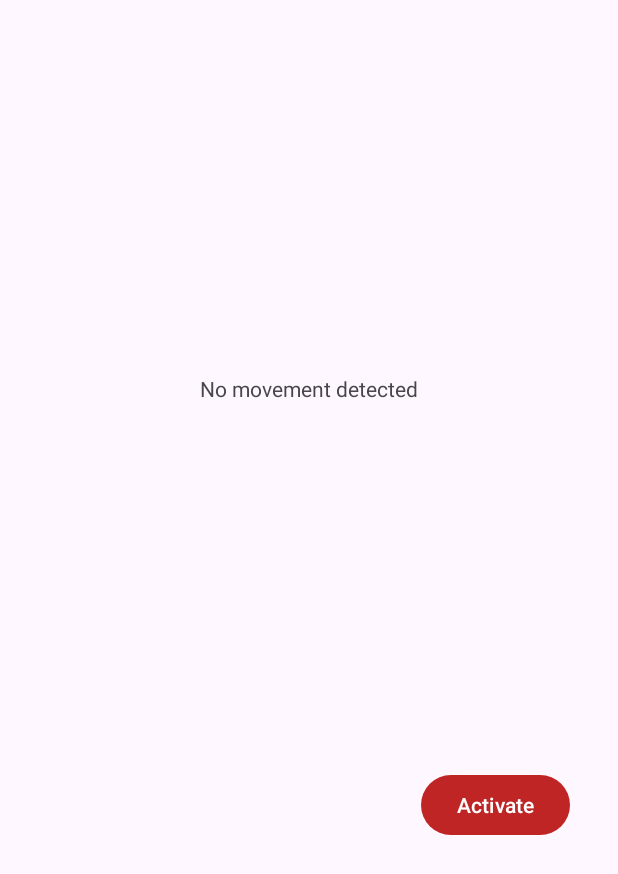
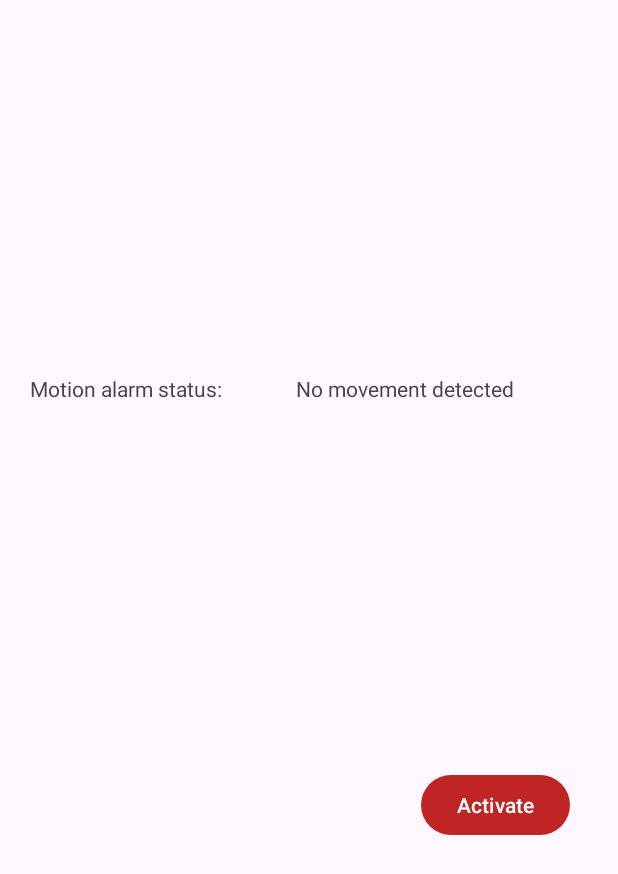
Before and after one commit to neliudochka/antichild, an Android app: the ToolsFragment screen opened directly, with no data from a screen before it, after a tap on "Motion Alarm", on a phone screen of 412 x 824 dp. Shown: the top 874 px of the screen. Run offline under Robolectric (Android 15) with nearby library versions, the phone set to English and light mode, and no system bars; our stand-ins replace Firebase (no records; nobody signed in at launch, a user with empty details on screens opened directly).

Commit message:
Add ui for parent users.

```diff
--- a/app/src/main/java/com/example/antichild/ParentMotionDetectionFragment.kt
+++ b/app/src/main/java/com/example/antichild/ParentMotionDetectionFragment.kt
@@ -1,59 +1,69 @@
 package com.example.antichild
 
 import android.os.Bundle
-import androidx.fragment.app.Fragment
 import android.view.LayoutInflater
 import android.view.View
 import android.view.ViewGroup
+import android.widget.Toast
+import androidx.fragment.app.Fragment
+import com.example.antichild.databinding.FragmentParentMotionDetectionBinding
+import com.example.antichild.utils.SharedPreferencesHelper
+import kotlin.properties.Delegates
 
-// TODO: Rename parameter arguments, choose names that match
-// the fragment initialization parameters, e.g. ARG_ITEM_NUMBER
-private const val ARG_PARAM1 = "param1"
-private const val ARG_PARAM2 = "param2"
+class ParentMotionDetectionFragment : Fragment() {
+    private lateinit var binding: FragmentParentMotionDetectionBinding
+    override fun onCreateView(
+        inflater: LayoutInflater, container: ViewGroup?,
+        savedInstanceState: Bundle?
+    ): View {
+        binding = FragmentParentMotionDetectionBinding.inflate(inflater, container, false)
 
-/**
- * A simple [Fragment] subclass.
- * Use the [ParentMotionDetectionFragment.newInstance] factory method to
- * create an instance of this fragment.
- */
-class ParentMotionDetectionFragment : Fragment() {
-    // TODO: Rename and change types of parameters
-    private var param1: String? = null
-    private var param2: String? = null
+        setButtonListeners()
 
-    override fun onCreate(savedInstanceState: Bundle?) {
-        super.onCreate(savedInstanceState)
-        arguments?.let {
-            param1 = it.getString(ARG_PARAM1)
-            param2 = it.getString(ARG_PARAM2)
+        return binding.root
+    }
+
+    //ui
+    private var isActivated = false
+    private var red by Delegates.notNull<Int>()
+
+    private fun setButtonListeners() {
+        red = requireContext().getColor(R.color.red)
+
+        binding.motionAlarmActivationButton.setBackgroundColor(red)
+        binding.motionAlarmActivationButton.setOnClickListener {
+            switchActivateStopButtons()
+        }
+
+        binding.stop.setBackgroundColor(red)
+        binding.stop.setOnClickListener{
+            if (binding.passwordEditText.text.toString() == SharedPreferencesHelper.getUserData().parentAccessPassword) {
+                binding.movementDetectionTextview.text = resources.getText(R.string.no_movement_detected)
+                switchActivateStopButtons()
+            } else {
+                Toast.makeText(context, "Wrong password", Toast.LENGTH_SHORT).show()
+            }
         }
     }
 
-    override fun onCreateView(
-        inflater: LayoutInflater, container: ViewGroup?,
-        savedInstanceState: Bundle?
-    ): View? {
-        // Inflate the layout for this fragment
-        return inflater.inflate(R.layout.fragment_parent_motion_detection, container, false)
+    private fun switchActivateStopButtons() {
+        if(isActivated) {
+            //вимкнути аларм на телефоні чайлда
+            isActivated = false
+            binding.motionAlarmActivationButton.visibility = View.VISIBLE
+            binding.stop.visibility = View.INVISIBLE
+            binding.passwordEditText.visibility = View.INVISIBLE
+        } else {
+            //ввімкнути аларм на телефоні чайлда
+            isActivated = true
+            binding.motionAlarmActivationButton.visibility = View.INVISIBLE
+            binding.stop.visibility = View.VISIBLE
+            binding.passwordEditText.visibility = View.VISIBLE
+        }
     }
 
     companion object {
-        /**
-         * Use this factory method to create a new instance of
-         * this fragment using the provided parameters.
-         *
-         * @param param1 Parameter 1.
-         * @param param2 Parameter 2.
-         * @return A new instance of fragment ParentMotionDetectionFragment.
-         */
-        // TODO: Rename and change types and number of parameters
-        @JvmStatic
-        fun newInstance(param1: String, param2: String) =
-            ParentMotionDetectionFragment().apply {
-                arguments = Bundle().apply {
-                    putString(ARG_PARAM1, param1)
-                    putString(ARG_PARAM2, param2)
-                }
-            }
-    }
+            @JvmStatic
+            fun newInstance() = ParentMotionDetectionFragment()
+        }
 }
--- a/app/src/main/java/com/example/antichild/ToolsFragment.kt
+++ b/app/src/main/java/com/example/antichild/ToolsFragment.kt
@@ -8,6 +8,7 @@ import android.view.View
 import android.view.ViewGroup
 import com.example.antichild.auth.LaunchFragment
 import com.example.antichild.databinding.FragmentToolsBinding
+import com.example.antichild.models.Parent
 import com.example.antichild.utils.SharedPreferencesHelper
 import com.google.firebase.Firebase
 import com.google.firebase.auth.FirebaseAuth
@@ -37,12 +38,23 @@ class ToolsFragment : Fragment() {
         binding.helloText.text = "hello " + userdata.username + "! role: " + userdata.role
     }
     private fun setButtonListeners() {
+        val userdata = SharedPreferencesHelper.getUserData()
+        if (userdata.role == "child") {
             binding.motionAlarmButton.setOnClickListener {
                 parentFragmentManager
                     .beginTransaction()
                     .replace(R.id.fragment_container, MotionDetectionFragment.newInstance())
                     .addToBackStack(null)
                     .commit()
+            }
+        } else {
+            binding.motionAlarmButton.setOnClickListener {
+                parentFragmentManager
+                    .beginTransaction()
+                    .replace(R.id.fragment_container, ParentMotionDetectionFragment.newInstance())
+                    .addToBackStack(null)
+                    .commit()
+            }
         }
 
         binding.logout.setOnClickListener {
--- a/app/src/main/res/layout/fragment_parent_motion_detection.xml
+++ b/app/src/main/res/layout/fragment_parent_motion_detection.xml
@@ -1,14 +1,67 @@
 <?xml version="1.0" encoding="utf-8"?>
-<FrameLayout xmlns:android="http://schemas.android.com/apk/res/android"
+<androidx.constraintlayout.widget.ConstraintLayout xmlns:android="http://schemas.android.com/apk/res/android"
+    xmlns:app="http://schemas.android.com/apk/res-auto"
     xmlns:tools="http://schemas.android.com/tools"
+    android:id="@+id/frameLayout"
     android:layout_width="match_parent"
     android:layout_height="match_parent"
     tools:context=".ParentMotionDetectionFragment">
 
-    <!-- TODO: Update blank fragment layout -->
     <TextView
-        android:layout_width="match_parent"
-        android:layout_height="match_parent"
-        android:text="@string/hello_blank_fragment" />
+        android:id="@+id/alarm_status_textview"
+        android:layout_width="wrap_content"
+        android:layout_height="wrap_content"
+        android:text="@string/motion_alarm_status"
+        app:layout_constraintBottom_toBottomOf="parent"
+        app:layout_constraintStart_toStartOf="parent"
+        app:layout_constraintTop_toTopOf="parent"
+        app:layout_constraintVertical_bias="0.3"/>
 
-</FrameLayout>
+    <TextView
+        android:id="@+id/movement_detection_textview"
+        android:layout_width="wrap_content"
+        android:layout_height="wrap_content"
+        android:text="@string/no_movement_detected"
+        app:layout_constraintStart_toEndOf="@+id/alarm_status_textview"
+        app:layout_constraintTop_toTopOf="@+id/alarm_status_textview"
+        app:layout_constraintEnd_toEndOf="parent"/>
+
+    <Button
+        android:id="@+id/motion_alarm_activation_button"
+        android:layout_width="wrap_content"
+        android:layout_height="wrap_content"
+        android:text="@string/activate_the_motion_alarm"
+        app:layout_constraintBottom_toBottomOf="parent"
+        app:layout_constraintStart_toEndOf="@+id/guideline"
+        app:layout_constraintTop_toBottomOf="@+id/movement_detection_textview"/>
+
+    <EditText
+        android:layout_width="0dp"
+        android:layout_height="wrap_content"
+        android:layout_marginHorizontal="10dp"
+        android:id="@+id/password_editText"
+        app:layout_constraintBottom_toBottomOf="parent"
+        app:layout_constraintStart_toStartOf="parent"
+        app:layout_constraintEnd_toStartOf="@+id/guideline"
+        app:layout_constraintTop_toBottomOf="@+id/movement_detection_textview"
+        android:hint="@string/access_parent_password"
+        android:visibility="invisible"/>
+
+    <androidx.constraintlayout.widget.Guideline
+        android:id="@+id/guideline"
+        android:layout_width="wrap_content"
+        android:layout_height="wrap_content"
+        android:orientation="vertical"
+        app:layout_constraintGuide_percent="0.7" />
+
+    <Button
+        android:id="@+id/stop"
+        android:layout_width="wrap_content"
+        android:layout_height="wrap_content"
+        android:text="@string/reset"
+        app:layout_constraintBottom_toBottomOf="parent"
+        app:layout_constraintStart_toEndOf="@+id/guideline"
+        app:layout_constraintTop_toBottomOf="@+id/movement_detection_textview"
+        android:visibility="invisible"/>
+
+</androidx.constraintlayout.widget.ConstraintLayout>
--- a/app/src/main/res/values/strings.xml
+++ b/app/src/main/res/values/strings.xml
@@ -14,4 +14,5 @@
     <string name="motion_alarm">Motion Alarm</string>
     <string name="logout">logout</string>
     <string name="access_parent_password">Access parent password</string>
+    <string name="motion_alarm_status">Motion alarm status: </string>
 </resources>
```
Lines whose indentation alone changed are shown as unchanged.
